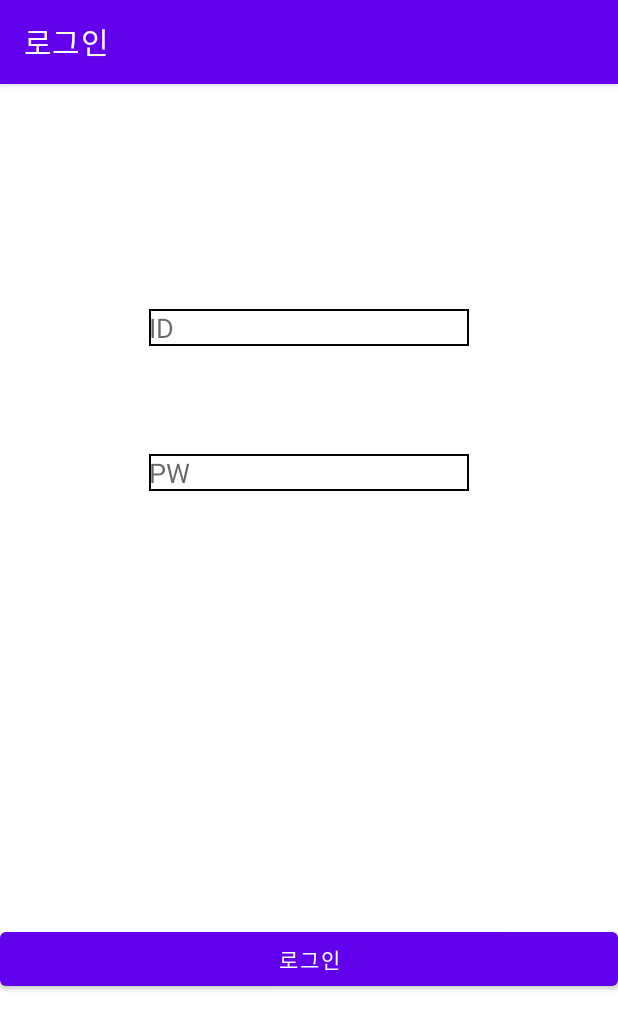
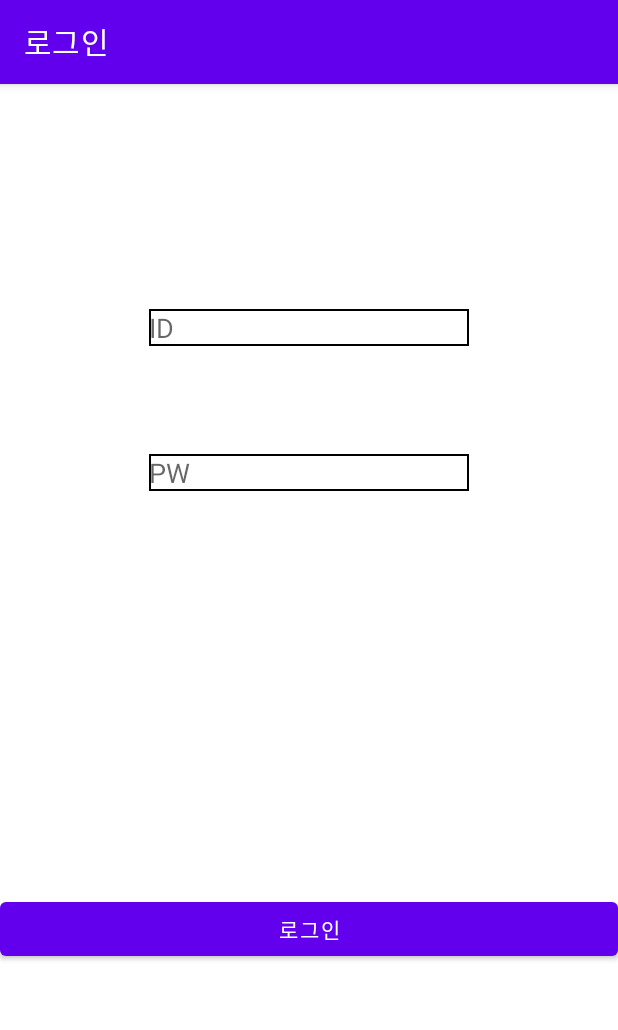
Before and after one commit to 2021-SMHRD-IITP-AI/j_android, an Android app: the Login screen opened directly, with no data from a screen before it, on a phone screen of 412 x 824 dp. Shown: the top 1030 px of the screen. Run offline under Robolectric (Android 15) with nearby library versions, the phone set to English and light mode, and no system bars.

Commit message:
로그인 버튼

```diff
--- a/app/src/main/res/layout/activity_login.xml
+++ b/app/src/main/res/layout/activity_login.xml
@@ -36,7 +36,7 @@
         android:id="@+id/button"
         android:layout_width="0dp"
         android:layout_height="wrap_content"
-        android:layout_marginTop="288dp"
+        android:layout_marginTop="268dp"
         android:text="로그인"
         app:layout_constraintEnd_toEndOf="parent"
         app:layout_constraintHorizontal_bias="0.0"
```
